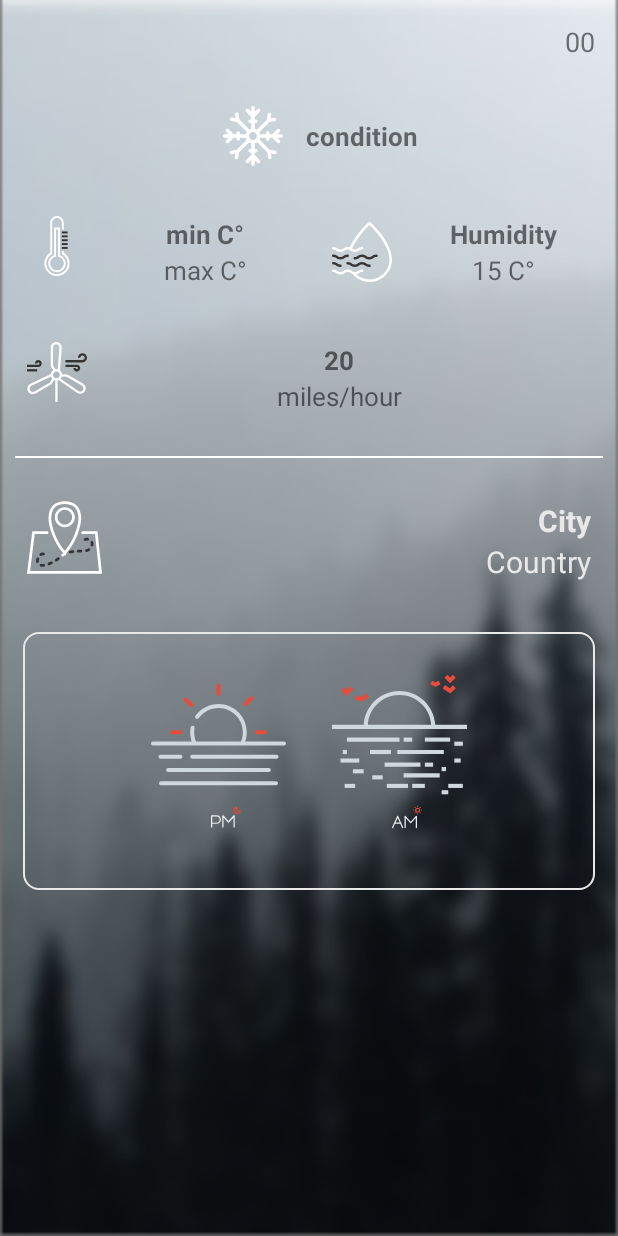
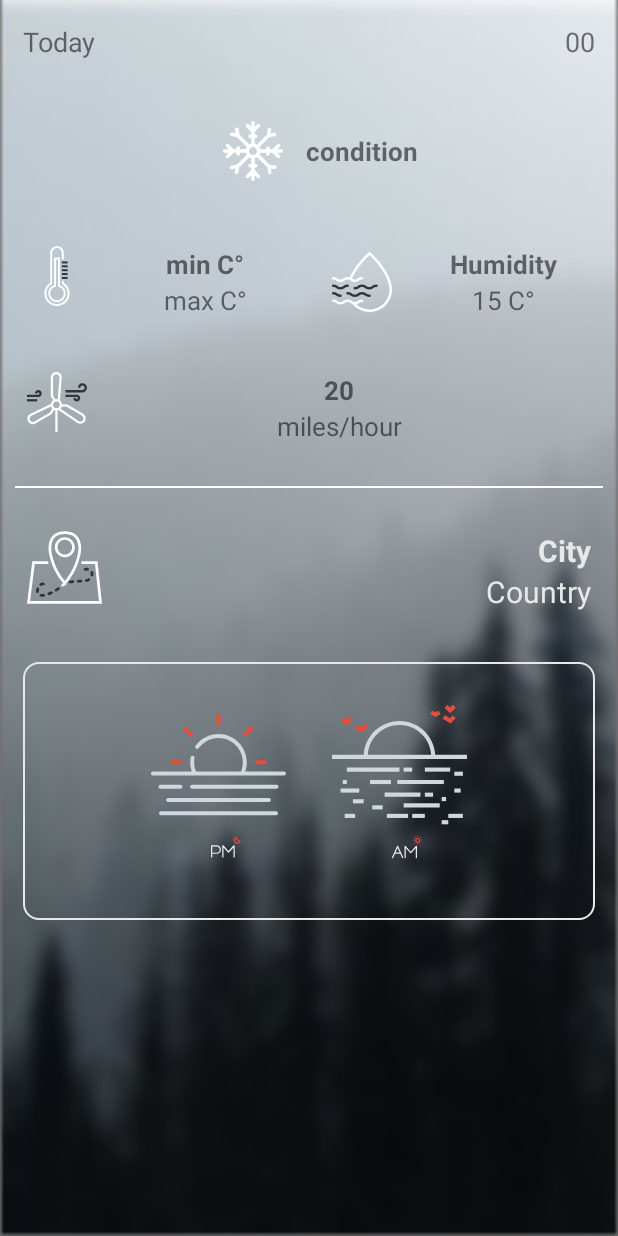
Before and after one commit to YousefZzaki/SimpleWeatherApp, an Android app: the layout activity_main.xml on its own in the app's theme, with its tools: preview values and no code run, on a phone screen of 412 x 824 dp. Run offline under Robolectric (Android 15) with nearby library versions, the phone set to English and light mode, and no system bars.

Commit message:
some changes in ui

```diff
--- a/app/src/main/AndroidManifest.xml
+++ b/app/src/main/AndroidManifest.xml
@@ -13,6 +13,7 @@
     <application
         android:allowBackup="true"
         android:dataExtractionRules="@xml/data_extraction_rules"
+        android:usesCleartextTraffic="true"
         android:fullBackupContent="@xml/backup_rules"
         android:icon="@mipmap/ic_launcher"
         android:label="@string/app_name"
@@ -22,7 +23,8 @@
         tools:targetApi="31">
         <activity
             android:name=".MainActivity"
-            android:exported="true">
+            android:exported="true"
+            android:screenOrientation="portrait">
             <intent-filter>
                 <action android:name="android.intent.action.MAIN" />
 
--- a/app/src/main/java/com/yz/weatherapp/MainActivity.kt
+++ b/app/src/main/java/com/yz/weatherapp/MainActivity.kt
@@ -168,19 +168,19 @@ class MainActivity : AppCompatActivity() {
             binding?.tvCountryName?.text = weatherResponse.sys.country
             binding?.tvSunrise?.text = fromUnix(weatherResponse.sys.sunrise)
             binding?.tvSunset?.text = fromUnix(weatherResponse.sys.sunset)
-            binding?.tvToday?.text = getCurrentTime()
+            binding?.tvTime?.text = getCurrentTime()
         }
     }
 
     private fun getCurrentTime(): String {
         val time = Date()
-        val sdf = SimpleDateFormat("EEE, d MMM h:mm a", Locale.getDefault())
+        val sdf = SimpleDateFormat("h:mm a", Locale.getDefault())
         return sdf.format(time)
     }
 
     private fun fromUnix(timex: Long): String {
         val date = Date(timex * 1000L)
-        val sdf = SimpleDateFormat("hh:mm")
+        val sdf = SimpleDateFormat("hh:mm", Locale.getDefault())
         sdf.timeZone = TimeZone.getDefault()
         return sdf.format(date)
     }
--- a/app/src/main/res/layout/activity_main.xml
+++ b/app/src/main/res/layout/activity_main.xml
@@ -12,19 +12,30 @@
         android:layout_width="match_parent"
         android:layout_height="match_parent"
         android:orientation="vertical">
-            <TextView
-                android:id="@+id/tv_today"
-                android:layout_width="match_parent"
-                android:layout_height="wrap_content"
-                android:layout_margin="15dp"
-                android:text="00"
-                android:gravity="end"
-                android:textSize="18sp"/>
         <LinearLayout
             android:layout_width="match_parent"
             android:layout_height="wrap_content"
             android:orientation="horizontal"
-            android:layout_gravity="center"
+            android:layout_margin="15dp">
+            <TextView
+                android:id="@+id/tv_today_text"
+                android:layout_width="0dp"
+                android:layout_height="wrap_content"
+                android:text="@string/today"
+                android:layout_weight="1"
+                android:textSize="18sp"/>
+            <TextView
+                android:id="@+id/tv_time"
+                android:layout_width="wrap_content"
+                android:layout_height="wrap_content"
+                android:text="00"
+                android:textSize="18sp"/>
+        </LinearLayout>
+        <LinearLayout
+            android:layout_width="match_parent"
+            android:layout_height="wrap_content"
+            android:orientation="horizontal"
+            android:layout_margin="10dp"
             android:gravity="center"
             >
             <ImageView
--- a/app/src/main/res/values/themes.xml
+++ b/app/src/main/res/values/themes.xml
@@ -10,7 +10,8 @@
         <item name="colorSecondaryVariant">@color/teal_700</item>
         <item name="colorOnSecondary">@color/black</item>
         <!-- Status bar color. -->
-        <item name="android:statusBarColor" tools:targetApi="l">@color/black</item>
+        <item name="android:windowFullscreen">true</item>
+<!--        <item name="android:statusBarColor" tools:targetApi="l">@color/black</item>-->
         <!-- Customize your theme here. -->
     </style>
 </resources>
```
Also changed, not shown: 1 other file.
